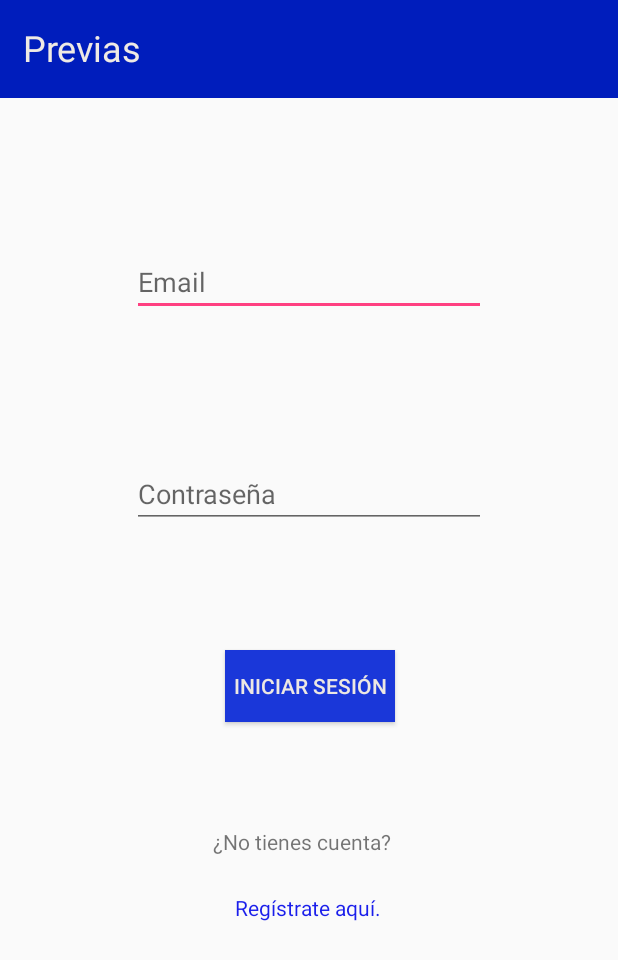
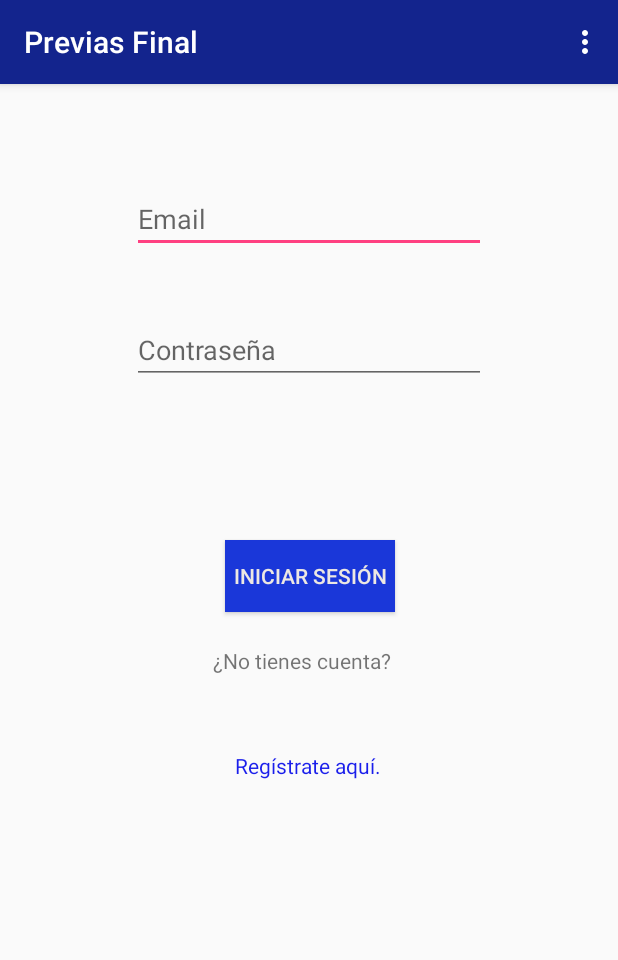
Before and after one commit to marcosvillanueva/PreviasProyecto, an Android app: the screen it shows after launch (MainActivity), on a phone screen of 412 x 824 dp. Shown: the top 960 px of the screen. Run offline under Robolectric (Android 15) with nearby library versions, the phone set to English and light mode, and no system bars; our stand-ins replace Firebase (no records; nobody signed in at launch, a user with empty details on screens opened directly).

```diff
--- a/app/src/main/AndroidManifest.xml
+++ b/app/src/main/AndroidManifest.xml
@@ -10,15 +10,14 @@
         android:supportsRtl="true"
         android:theme="@style/AppTheme">
         <activity
-            android:name=".MainActivity"
-            android:label="@string/app_name"
-            android:theme="@style/AppTheme.NoActionBar">
+            android:name=".MainActivity">
             <intent-filter>
                 <action android:name="android.intent.action.MAIN" />
 
                 <category android:name="android.intent.category.LAUNCHER" />
             </intent-filter>
         </activity>
+        <activity android:name=".RegisterActivity"></activity>
     </application>
 
 </manifest>
--- a/app/src/main/java/aplicacion/android/stevemorbo/previasfinal/MainActivity.java
+++ b/app/src/main/java/aplicacion/android/stevemorbo/previasfinal/MainActivity.java
@@ -1,6 +1,7 @@
 package aplicacion.android.stevemorbo.previasfinal;
 
 import android.content.Context;
+import android.content.Intent;
 import android.os.Bundle;
 import android.support.v7.app.AppCompatActivity;
 import android.view.Menu;
@@ -13,18 +14,13 @@ import android.widget.Toast;
 
 import com.google.firebase.analytics.FirebaseAnalytics;
 import com.google.firebase.auth.FirebaseAuth;
-import com.google.firebase.database.DatabaseReference;
-import com.google.firebase.database.FirebaseDatabase;
 
 public class MainActivity extends AppCompatActivity {
 
     private Button inicio;
     private TextView registrarse;
-    private EditText nombre;
-    private EditText apellido;
     private EditText mail;
     private EditText contrasena;
-    private Button registro;
     private FirebaseAnalytics mFirebaseAnalytics;
     private FirebaseAuth mAuth;
 
@@ -34,32 +30,29 @@ public class MainActivity extends AppCompatActivity {
         setContentView(R.layout.activity_main);
 
         final Context context = this;
-        Toasts.toastmain(context);
 
         mFirebaseAnalytics = FirebaseAnalytics.getInstance(this);
         mAuth = FirebaseAuth.getInstance();
 
-        // Write a message to the database
-        FirebaseDatabase database = FirebaseDatabase.getInstance();
-        DatabaseReference myRef = database.getReference("message");
 
-        myRef.setValue("Hello, World!");
 
-        bindUI();
 
         inicio = (Button) findViewById(R.id.iniciarsesion);
         inicio.setOnClickListener(new View.OnClickListener() {
             @Override
             public void onClick(View view) {
+                mail = findViewById(R.id.mail);
+                contrasena = findViewById(R.id.contrasena);
                 String mail1 = mail.getText().toString();
                 String contrasena1 = contrasena.getText().toString();
-                boolean mensaje = ServicePersona.iniciarsesion(mail1, contrasena1);
-                if (mensaje){
+                if (ServicePersona.iniciarsesion(mail1, contrasena1)){
                     setContentView(R.layout.pantinicio);
                     Toast.makeText(context, mail1 + " " + contrasena1, Toast.LENGTH_LONG).show();
                     ServicePrevia.cargarprevia();
                 }else {
                     Toast.makeText(context, "Datos incorrectos", Toast.LENGTH_LONG).show();
+
+
                 }
             }
         });
@@ -69,35 +62,25 @@ public class MainActivity extends AppCompatActivity {
         registrarse.setOnClickListener(new View.OnClickListener() {
             @Override
             public void onClick(View view) {
-                setContentView(R.layout.pantregistro);
-                registro = (Button) findViewById(R.id.registrarse);
-                registro.setOnClickListener(new View.OnClickListener() {
-                    @Override
-                    public void onClick(View view) {
-                        String nombre1 = nombre.getText().toString();
-                        String apellido1 = apellido.getText().toString();
-                        String mail1 = mail.getText().toString();
-                        String contrasena1 = contrasena.getText().toString();
-                        Persona persona1 = new Persona(nombre1, apellido1, mail1, contrasena1, "", "", "");
-                        Toast.makeText(context, "Nombre " + persona1.nombre, Toast.LENGTH_SHORT).show();
-                        Toast.makeText(context, "Apellido " + persona1.apellido, Toast.LENGTH_SHORT).show();
-                        Toast.makeText(context, "Mail " + persona1.mail, Toast.LENGTH_SHORT).show();
-                        Toast.makeText(context, "Contrasena " + persona1.contrasena, Toast.LENGTH_SHORT).show();
-                    }
-                });
-
+                goToRegister();
             }
         });
     }
 
-    private void bindUI(){
-        nombre = findViewById(R.id.nombre);
-        apellido = findViewById(R.id.apellido);
-        mail = findViewById(R.id.mail);
-        contrasena = findViewById(R.id.contrasena);
+
+    public void goToRegister(){
+        Intent intent = new Intent(this, RegisterActivity.class);
+        intent.setFlags(Intent.FLAG_ACTIVITY_NEW_TASK | Intent.FLAG_ACTIVITY_CLEAR_TASK);
+        startActivity(intent);
     }
 
 
+
+
+
+
+    /*----------------------------------------------------------------------------------------------------------------*/
+    //NO SE QUE VERGA ES
     @Override
     public boolean onCreateOptionsMenu(Menu menu) {
         // Inflate the menu; this adds items to the action bar if it is present.
--- a/app/src/main/java/aplicacion/android/stevemorbo/previasfinal/Persona.java
+++ b/app/src/main/java/aplicacion/android/stevemorbo/previasfinal/Persona.java
@@ -22,10 +22,12 @@ public class Persona {
             this.ubicacion.provincia = provincia;
             this.ubicacion.departamento = departamento;
 
+
+
         }
 
 
 
+
+
     }
-
-}
--- a/app/src/main/res/layout/content_main.xml
+++ b/app/src/main/res/layout/content_main.xml
@@ -8,29 +8,12 @@
     tools:context=".MainActivity"
     tools:showIn="@layout/activity_main">
 
-    <android.support.v7.widget.Toolbar
-        android:id="@+id/toolbar"
-        android:layout_width="match_parent"
-        android:layout_height="65dp"
-        android:background="#001dbc" />
-
-    <TextView
-        android:id="@+id/textView"
-        android:layout_width="368dp"
-        android:layout_height="62dp"
-        android:text="Previas"
-        android:textColor="#EFEAE4"
-        android:textSize="24sp"
-        android:translationX="15dp"
-        android:translationY="15dp"
-        app:layout_constraintStart_toStartOf="parent"
-        app:layout_constraintTop_toTopOf="parent"
-        tools:ignore="HardcodedText" />
 
     <EditText
         android:id="@+id/mail"
         android:layout_width="236dp"
         android:layout_height="42dp"
+        android:layout_marginBottom="8dp"
         android:layout_marginTop="8dp"
         android:ems="10"
         android:hint="Email"
@@ -38,8 +21,8 @@
         app:layout_constraintBottom_toBottomOf="parent"
         app:layout_constraintEnd_toEndOf="parent"
         app:layout_constraintStart_toStartOf="parent"
-        app:layout_constraintTop_toTopOf="@+id/textView"
-        app:layout_constraintVertical_bias="0.208"
+        app:layout_constraintTop_toTopOf="parent"
+        app:layout_constraintVertical_bias="0.088"
         tools:ignore="HardcodedText" />
 
     <EditText
@@ -54,16 +37,16 @@
         app:layout_constraintBottom_toBottomOf="parent"
         app:layout_constraintEnd_toEndOf="parent"
         app:layout_constraintStart_toStartOf="parent"
-        app:layout_constraintTop_toTopOf="@+id/textView"
-        app:layout_constraintVertical_bias="0.394"
+        app:layout_constraintTop_toTopOf="parent"
+        app:layout_constraintVertical_bias="0.211"
         tools:ignore="HardcodedText" />
 
     <Button
         android:id="@+id/iniciarsesion"
-        style="?attr/buttonStyle"
+        android:style="?attr/buttonStyle"
         android:layout_width="113dp"
         android:layout_height="wrap_content"
-        android:layout_marginBottom="8dp"
+        android:layout_marginBottom="132dp"
         android:layout_marginTop="8dp"
         android:background="#1a37d9"
         android:text="Iniciar sesión"
@@ -72,8 +55,8 @@
         app:layout_constraintEnd_toEndOf="parent"
         app:layout_constraintHorizontal_bias="0.502"
         app:layout_constraintStart_toStartOf="parent"
-        app:layout_constraintTop_toTopOf="@+id/textView"
-        app:layout_constraintVertical_bias="0.56"
+        app:layout_constraintTop_toTopOf="parent"
+        app:layout_constraintVertical_bias="0.51"
         tools:ignore="HardcodedText" />
 
     <TextView
@@ -88,8 +71,8 @@
         app:layout_constraintEnd_toEndOf="parent"
         app:layout_constraintHorizontal_bias="0.501"
         app:layout_constraintStart_toStartOf="parent"
-        app:layout_constraintTop_toTopOf="@+id/textView"
-        app:layout_constraintVertical_bias="0.749"
+        app:layout_constraintTop_toTopOf="parent"
+        app:layout_constraintVertical_bias="0.6"
         tools:ignore="HardcodedText" />
 
     <TextView
@@ -103,8 +86,7 @@
         app:layout_constraintEnd_toEndOf="parent"
         app:layout_constraintHorizontal_bias="0.502"
         app:layout_constraintStart_toStartOf="parent"
-        app:layout_constraintTop_toTopOf="@+id/textView"
-        app:layout_constraintVertical_bias="0.689"
+        app:layout_constraintTop_toTopOf="parent"
         tools:ignore="HardcodedText" />
 
 
--- a/app/src/main/res/values/colors.xml
+++ b/app/src/main/res/values/colors.xml
@@ -1,6 +1,6 @@
 <?xml version="1.0" encoding="utf-8"?>
 <resources>
-    <color name="colorPrimary">#3F51B5</color>
+    <color name="colorPrimary">#13248d</color>
     <color name="colorPrimaryDark">#13248d</color>
     <color name="colorAccent">#FF4081</color>
 </resources>
```
Also changed, not shown: app/build.gradle (+18 -3 lines), app/src/main/java/aplicacion/android/stevemorbo/previasfinal/RegisterActivity.java (added, +56 -0 lines), app/src/main/java/aplicacion/android/stevemorbo/previasfinal/ServicePersona.java (+41 -0 lines), app/src/main/res/layout/pantinicio.xml (+0 -17 lines), app/src/main/res/layout/pantregistro.xml (+21 -35 lines).
